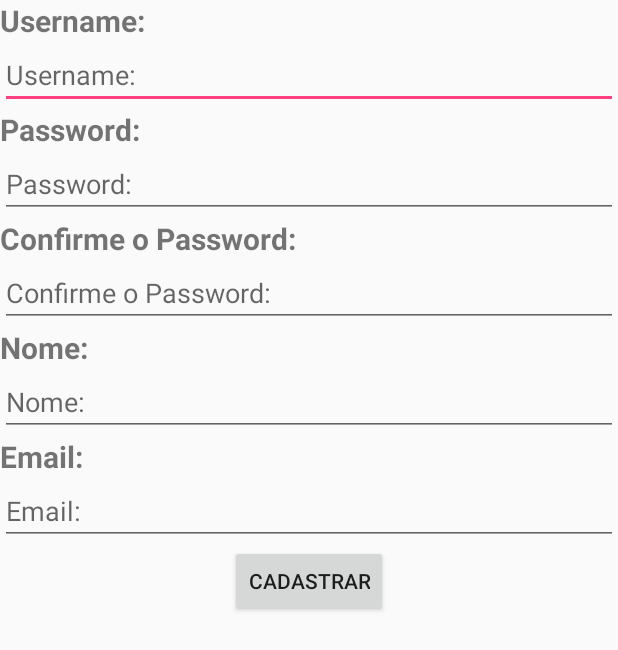
After one commit to CaioViktor/Eduview, an Android app: the layout fragment_cadastro_usuario.xml on its own in the app's theme, with its tools: preview values and no code run, on a phone screen of 412 x 824 dp. The commit adds this screen. Shown: the top 650 px of the screen. Run offline under Robolectric (Android 15) with nearby library versions, the phone set to English and light mode, and no system bars.

Commit message:
Cadastro

```diff
--- a/Projeto/app/src/main/java/dspm/dc/ufc/br/eduview/MainActivity.java
+++ b/Projeto/app/src/main/java/dspm/dc/ufc/br/eduview/MainActivity.java
@@ -74,6 +74,9 @@ public class MainActivity extends AppCompatActivity implements NavigationView.On
 
         serverCallsHelper = new ServerCallsHelper(this);
         posicao = null;
+
+        CadastroUsuarioFragment fragment = new CadastroUsuarioFragment();
+        fragment.show(getSupportFragmentManager(),"Cadastro");
 
     }
     @Override
--- /dev/null
+++ b/Projeto/app/src/main/res/layout/fragment_cadastro_usuario.xml
@@ -0,0 +1,81 @@
+<ScrollView xmlns:android="http://schemas.android.com/apk/res/android"
+    xmlns:tools="http://schemas.android.com/tools"
+    android:layout_width="match_parent"
+    android:layout_height="match_parent"
+    tools:context="dspm.dc.ufc.br.eduview.CadastroUsuarioFragment">
+    <LinearLayout
+        android:layout_width="match_parent"
+        android:layout_height="match_parent"
+        android:orientation="vertical">
+        <TextView
+            android:layout_width="match_parent"
+            android:layout_height="match_parent"
+            android:textSize="@dimen/size_label_cadastros"
+            android:text="@string/cadastro_username"
+            android:textStyle="bold"/>
+        <EditText
+            android:layout_width="match_parent"
+            android:layout_height="wrap_content"
+            android:id = "@+id/cadastro_username"
+            android:hint="@string/cadastro_username"
+            />
+        <TextView
+            android:layout_width="match_parent"
+            android:layout_height="match_parent"
+            android:textSize="@dimen/size_label_cadastros"
+            android:text="@string/cadastro_password"
+            android:textStyle="bold"/>
+        <EditText
+            android:layout_width="match_parent"
+            android:layout_height="wrap_content"
+            android:id = "@+id/cadastro_password"
+            android:hint="@string/cadastro_password"
+            android:inputType="textPassword"
+            />
+        <TextView
+            android:layout_width="match_parent"
+            android:layout_height="match_parent"
+            android:textSize="@dimen/size_label_cadastros"
+            android:text="@string/cadastro_password_confirma"
+            android:textStyle="bold"/>
+        <EditText
+            android:layout_width="match_parent"
+            android:layout_height="wrap_content"
+            android:id = "@+id/cadastro_password_confirma"
+            android:hint="@string/cadastro_password_confirma"
+            android:inputType="textPassword"
+            />
+        <TextView
+            android:layout_width="match_parent"
+            android:layout_height="match_parent"
+            android:textSize="@dimen/size_label_cadastros"
+            android:text="@string/cadastro_nome"
+            android:textStyle="bold"/>
+        <EditText
+            android:layout_width="match_parent"
+            android:layout_height="wrap_content"
+            android:id = "@+id/cadastro_nome"
+            android:hint="@string/cadastro_nome"
+            />
+        <TextView
+            android:layout_width="match_parent"
+            android:layout_height="match_parent"
+            android:textSize="@dimen/size_label_cadastros"
+            android:text="@string/cadastro_email"
+            android:textStyle="bold"/>
+        <EditText
+            android:layout_width="match_parent"
+            android:layout_height="wrap_content"
+            android:id = "@+id/cadastro_email"
+            android:hint="@string/cadastro_email"
+            />
+        <Button
+            android:layout_width="wrap_content"
+            android:layout_height="wrap_content"
+            android:layout_gravity="center_horizontal"
+            android:text="@string/cadastro_cadastrar"
+            android:id = "@+id/cadastro_botao"/>
+
+    </LinearLayout>
+
+</ScrollView>
--- a/Projeto/app/src/main/res/values/dimens.xml
+++ b/Projeto/app/src/main/res/values/dimens.xml
@@ -6,4 +6,5 @@
     <dimen name="activity_horizontal_margin">16dp</dimen>
     <dimen name="activity_vertical_margin">16dp</dimen>
     <dimen name="fab_margin">16dp</dimen>
+    <dimen name="size_label_cadastros">20dp</dimen>
 </resources>
--- a/Projeto/app/src/main/res/values/strings.xml
+++ b/Projeto/app/src/main/res/values/strings.xml
@@ -13,4 +13,14 @@
     <string name="GPS_DISABLED">Seu Serviço de Localização está desativado! A localização padrão (Campus do Pici) será carregada.</string>
     <string name="title_activity_info_escola">InfoEscola</string>
 
+    <!-- TODO: Remove or change this placeholder text -->
+    <string name="hello_blank_fragment">Hello blank fragment</string>
+
+    <string name="cadastro_username">Username:</string>
+    <string name="cadastro_password">Password:</string>
+    <string name="cadastro_password_confirma">Confirme o Password:</string>
+    <string name="cadastro_nome">Nome:</string>
+    <string name="cadastro_email">Email:</string>
+    <string name="cadastro_cadastrar">Cadastrar</string>
+
 </resources>
```
Also changed, not shown: Projeto/app/build.gradle (+5 -4 lines), Projeto/app/src/main/java/dspm/dc/ufc/br/eduview/CadastroUsuarioFragment.java (added, +106 -0 lines), 1 other file.
